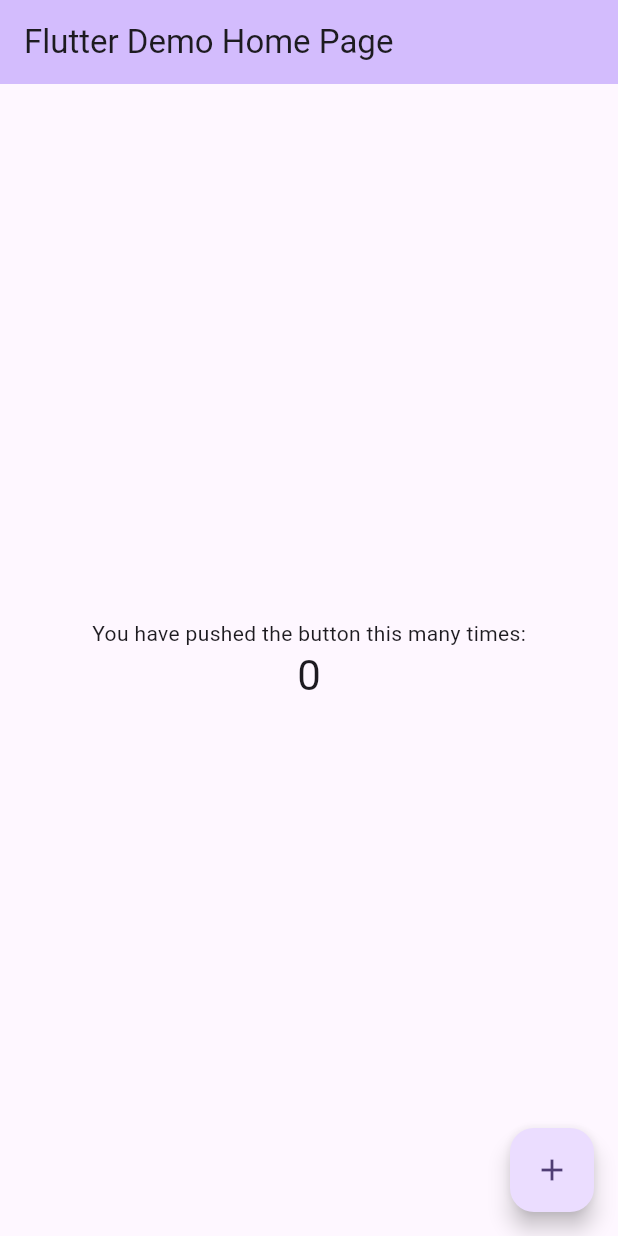
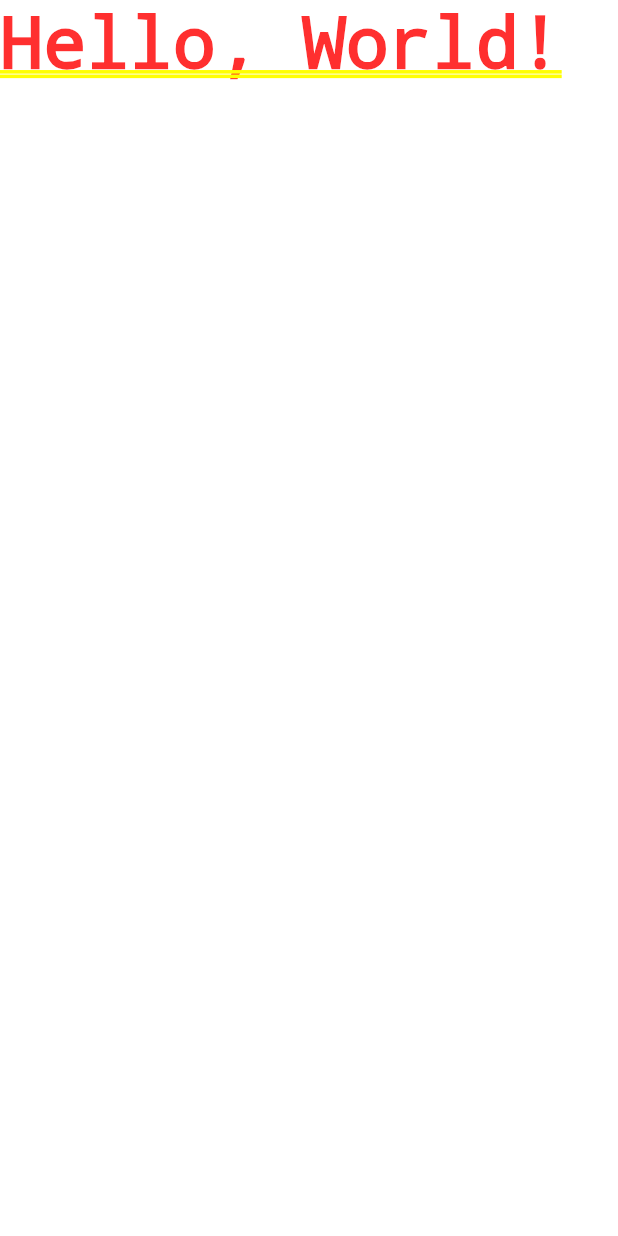
Before and after one commit to jaychang99/flutter-webtoon, a Flutter app: the screen it shows after launch, on a phone screen of 412 x 824 dp. Run offline on Flutter 3.47's test engine with Material 3 defaults, Android fonts, the phone set to English and light mode, and no system bars.

Commit message:
feat: Hello, world

```diff
--- a/lib/main.dart
+++ b/lib/main.dart
@@ -1,125 +1,14 @@
 import 'package:flutter/material.dart';
 
 void main() {
-  runApp(const MyApp());
+  runApp(App());
 }
 
-class MyApp extends StatelessWidget {
-  const MyApp({super.key});
-
-  // This widget is the root of your application.
+class App extends StatelessWidget {
   @override
   Widget build(BuildContext context) {
     return MaterialApp(
-      title: 'Flutter Demo',
-      theme: ThemeData(
-        // This is the theme of your application.
-        //
-        // TRY THIS: Try running your application with "flutter run". You'll see
-        // the application has a purple toolbar. Then, without quitting the app,
-        // try changing the seedColor in the colorScheme below to Colors.green
-        // and then invoke "hot reload" (save your changes or press the "hot
-        // reload" button in a Flutter-supported IDE, or press "r" if you used
-        // the command line to start the app).
-        //
-        // Notice that the counter didn't reset back to zero; the application
-        // state is not lost during the reload. To reset the state, use hot
-        // restart instead.
-        //
-        // This works for code too, not just values: Most code changes can be
-        // tested with just a hot reload.
-        colorScheme: ColorScheme.fromSeed(seedColor: Colors.deepPurple),
-        useMaterial3: true,
-      ),
-      home: const MyHomePage(title: 'Flutter Demo Home Page'),
+      home: Text('Hello, World!'),
     );
   }
 }
-
-class MyHomePage extends StatefulWidget {
-  const MyHomePage({super.key, required this.title});
-
-  // This widget is the home page of your application. It is stateful, meaning
-  // that it has a State object (defined below) that contains fields that affect
-  // how it looks.
-
-  // This class is the configuration for the state. It holds the values (in this
-  // case the title) provided by the parent (in this case the App widget) and
-  // used by the build method of the State. Fields in a Widget subclass are
-  // always marked "final".
-
-  final String title;
-
-  @override
-  State<MyHomePage> createState() => _MyHomePageState();
-}
-
-class _MyHomePageState extends State<MyHomePage> {
-  int _counter = 0;
-
-  void _incrementCounter() {
-    setState(() {
-      // This call to setState tells the Flutter framework that something has
-      // changed in this State, which causes it to rerun the build method below
-      // so that the display can reflect the updated values. If we changed
-      // _counter without calling setState(), then the build method would not be
-      // called again, and so nothing would appear to happen.
-      _counter++;
-    });
-  }
-
-  @override
-  Widget build(BuildContext context) {
-    // This method is rerun every time setState is called, for instance as done
-    // by the _incrementCounter method above.
-    //
-    // The Flutter framework has been optimized to make rerunning build methods
-    // fast, so that you can just rebuild anything that needs updating rather
-    // than having to individually change instances of widgets.
-    return Scaffold(
-      appBar: AppBar(
-        // TRY THIS: Try changing the color here to a specific color (to
-        // Colors.amber, perhaps?) and trigger a hot reload to see the AppBar
-        // change color while the other colors stay the same.
-        backgroundColor: Theme.of(context).colorScheme.inversePrimary,
-        // Here we take the value from the MyHomePage object that was created by
-        // the App.build method, and use it to set our appbar title.
-        title: Text(widget.title),
-      ),
-      body: Center(
-        // Center is a layout widget. It takes a single child and positions it
-        // in the middle of the parent.
-        child: Column(
-          // Column is also a layout widget. It takes a list of children and
-          // arranges them vertically. By default, it sizes itself to fit its
-          // children horizontally, and tries to be as tall as its parent.
-          //
-          // Column has various properties to control how it sizes itself and
-          // how it positions its children. Here we use mainAxisAlignment to
-          // center the children vertically; the main axis here is the vertical
-          // axis because Columns are vertical (the cross axis would be
-          // horizontal).
-          //
-          // TRY THIS: Invoke "debug painting" (choose the "Toggle Debug Paint"
-          // action in the IDE, or press "p" in the console), to see the
-          // wireframe for each widget.
-          mainAxisAlignment: MainAxisAlignment.center,
-          children: <Widget>[
-            const Text(
-              'You have pushed the button this many times:',
-            ),
-            Text(
-              '$_counter',
-              style: Theme.of(context).textTheme.headlineMedium,
-            ),
-          ],
-        ),
-      ),
-      floatingActionButton: FloatingActionButton(
-        onPressed: _incrementCounter,
-        tooltip: 'Increment',
-        child: const Icon(Icons.add),
-      ), // This trailing comma makes auto-formatting nicer for build methods.
-    );
-  }
-}
```
